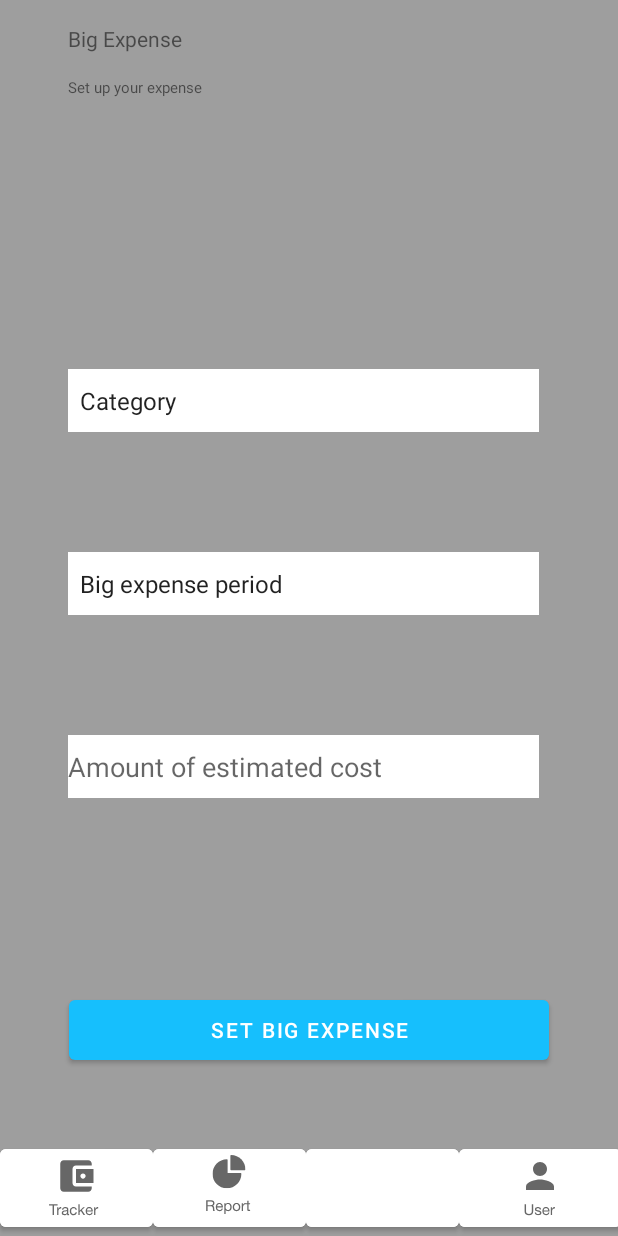
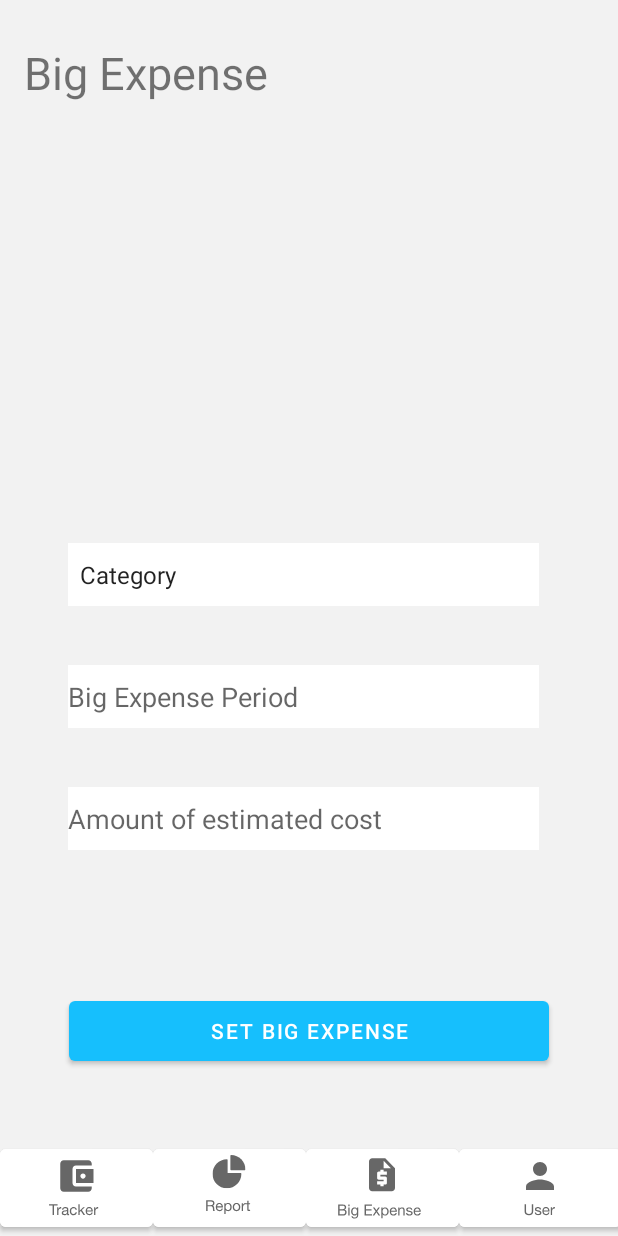
Before and after one commit to KateOber/CSIS-3175, an Android app: the layout activity_big_expense_setup.xml on its own in the app's theme, with its tools: preview values and no code run, on a phone screen of 412 x 824 dp. Run offline under Robolectric (Android 15) with nearby library versions, the phone set to English and light mode, and no system bars.

Commit message:
Fixed Big Expense Setup

```diff
--- a/EasyMoney/app/src/main/AndroidManifest.xml
+++ b/EasyMoney/app/src/main/AndroidManifest.xml
@@ -19,6 +19,9 @@
         <activity android:name=".Profile" />
         <activity android:name=".expenseGoal2" />
         <activity android:name=".ExpenseGoal" />
+        <activity android:name=".BigExpense_setup" />
+        <activity android:name=".BigExpenses_loan" />
+        <activity android:name=".BigExpenses_main" />
         <activity android:name=".ExpenseTracker" />
         <activity android:name=".Splash">
             <intent-filter>
--- a/EasyMoney/app/src/main/java/com/csis3175project/easymoney/ExpenseTracker.java
+++ b/EasyMoney/app/src/main/java/com/csis3175project/easymoney/ExpenseTracker.java
@@ -207,7 +207,7 @@ public class ExpenseTracker extends AppCompatActivity {
         btnBigExpenseFooter.setOnClickListener(new View.OnClickListener() {
             @Override
             public void onClick(View v) {
-                startActivity(new Intent(ExpenseTracker.this, MainActivity.class));
+                startActivity(new Intent(ExpenseTracker.this, BigExpense_setup.class));
             }
         });
         btnProfileFooter.setOnClickListener(new View.OnClickListener() {
--- a/EasyMoney/app/src/main/res/layout/activity_big_expense_setup.xml
+++ b/EasyMoney/app/src/main/res/layout/activity_big_expense_setup.xml
@@ -4,100 +4,101 @@
     xmlns:tools="http://schemas.android.com/tools"
     android:layout_width="match_parent"
     android:layout_height="match_parent"
-    tools:context=".BigExpense_setup"
-    android:background="#9E9E9E">
+    android:background="@color/gray6"
+    tools:context=".BigExpense_setup">
+
+    <EditText
+        android:id="@+id/editTextNumber2"
+        android:layout_width="314dp"
+        android:layout_height="42dp"
+        android:layout_marginStart="2dp"
+        android:layout_marginTop="39dp"
+        android:autofillHints=""
+        android:background="@color/white"
+        android:ems="10"
+        android:hint="@string/bigExHint3"
+        android:inputType="number"
+        app:layout_constraintEnd_toEndOf="parent"
+        app:layout_constraintHorizontal_bias="0.452"
+        app:layout_constraintStart_toStartOf="parent"
+        app:layout_constraintTop_toBottomOf="@+id/BEPeriod" />
 
     <Spinner
         android:id="@+id/txtCatExpGroup"
         android:layout_width="314dp"
         android:layout_height="42dp"
         android:layout_marginStart="2dp"
-        android:layout_marginTop="64dp"
         android:layout_marginBottom="420dp"
+        android:background="@color/white"
         android:entries="@array/categoriesExpense"
         android:prompt="@string/bigExHint1"
         android:spinnerMode="dialog"
         app:layout_constraintBottom_toBottomOf="parent"
         app:layout_constraintEnd_toEndOf="parent"
         app:layout_constraintHorizontal_bias="0.452"
-        app:layout_constraintStart_toStartOf="parent"
-        app:layout_constraintTop_toBottomOf="@+id/txtSubTitle"
-        android:background="@color/white" />
+        app:layout_constraintStart_toStartOf="parent" />
 
-    <Spinner
-        android:id="@+id/txtPerExpGroup"
+    <EditText
+        android:id="@+id/BEPeriod"
         android:layout_width="314dp"
         android:layout_height="42dp"
         android:layout_marginStart="2dp"
-        android:layout_marginTop="22dp"
-        android:layout_marginBottom="356dp"
-        android:entries="@array/expensePeriod"
-        android:prompt="@string/bigExHint2"
-        android:spinnerMode="dialog"
-        app:layout_constraintBottom_toBottomOf="parent"
+        android:layout_marginTop="39dp"
+        android:autofillHints=""
+        android:background="@color/white"
+        android:ems="10"
+        android:hint="@string/bigExHint2"
+        android:inputType="number"
         app:layout_constraintEnd_toEndOf="parent"
         app:layout_constraintHorizontal_bias="0.452"
         app:layout_constraintStart_toStartOf="parent"
-        app:layout_constraintTop_toBottomOf="@+id/txtCatExpGroup"
-        android:background="@color/white" />
-
-    <EditText
-        android:id="@+id/editTextNumber"
-        android:layout_width="314dp"
-        android:layout_height="42dp"
-        android:layout_marginStart="2dp"
-        android:layout_marginBottom="292dp"
-        android:autofillHints=""
-        android:ems="10"
-        android:hint="@string/bigExHint3"
-        android:inputType="number"
-        app:layout_constraintBottom_toBottomOf="parent"
-        app:layout_constraintEnd_toEndOf="parent"
-        app:layout_constraintHorizontal_bias="0.452"
-        app:layout_constraintStart_toStartOf="parent"
-        android:background="@color/white" />
+        app:layout_constraintTop_toBottomOf="@+id/txtCatExpGroup" />
 
     <TextView
         android:id="@+id/txtTitle"
         android:layout_width="wrap_content"
         android:layout_height="wrap_content"
-        android:layout_marginStart="45dp"
-        android:layout_marginTop="16dp"
+        android:layout_marginStart="16dp"
+        android:layout_marginTop="28dp"
+        android:autofillHints=""
         android:ems="10"
         android:inputType="textPersonName"
         android:text="@string/txtScrNameBE"
+        android:textSize="30sp"
         app:layout_constraintStart_toStartOf="parent"
-        app:layout_constraintTop_toTopOf="parent"
-        android:autofillHints="" />
+        app:layout_constraintTop_toTopOf="parent" />
 
     <TextView
-        android:id="@+id/txtSubTitle"
+        android:id="@+id/txtOutput"
         android:layout_width="wrap_content"
         android:layout_height="wrap_content"
-        android:layout_marginStart="45dp"
-        android:layout_marginTop="16dp"
-        android:autofillHints=""
-        android:ems="10"
-        android:inputType="textPersonName"
-        android:text="@string/txtScrBESub"
-        android:textSize="10dp"
+        android:layout_marginStart="176dp"
+        android:layout_marginTop="45dp"
+        android:layout_marginEnd="178dp"
+        android:layout_marginRight="178dp"
+        android:layout_marginBottom="38dp"
+        app:layout_constraintBottom_toTopOf="@+id/imageView2"
+        app:layout_constraintEnd_toEndOf="parent"
         app:layout_constraintStart_toStartOf="parent"
-        app:layout_constraintTop_toBottomOf="@+id/txtTitle" />
+        app:layout_constraintTop_toBottomOf="@+id/BEPeriod" />
 
     <Button
-        android:id="@+id/button"
+        android:id="@+id/btnBigEx"
         android:layout_width="320dp"
         android:layout_height="52dp"
         android:layout_marginStart="45dp"
+        android:layout_marginTop="95dp"
         android:layout_marginEnd="46dp"
         android:layout_marginBottom="111dp"
         android:color="#36D1DC"
         android:text="@string/btnBigEx"
         app:layout_constraintBottom_toBottomOf="parent"
         app:layout_constraintEnd_toEndOf="parent"
-        app:layout_constraintStart_toStartOf="parent" />
+        app:layout_constraintStart_toStartOf="parent"
+        app:layout_constraintTop_toBottomOf="@+id/editTextNumber2" />
+
     <Button
-        android:id="@+id/userReportFoot"
+        android:id="@+id/bigExUsTrackerFoot"
         android:layout_width="108dp"
         android:layout_height="64dp"
         android:backgroundTint="#FFFFFF"
@@ -105,22 +106,21 @@
         app:iconGravity="top"
         app:iconTint="#676767"
         app:layout_constraintBottom_toBottomOf="parent"
-        app:layout_constraintStart_toEndOf="@+id/bEReportFoot" />
+        app:layout_constraintStart_toEndOf="@+id/bEBexTrackerFoot" />
 
     <Button
-        android:id="@+id/bEReportFoot"
+        android:id="@+id/bEBexTrackerFoot"
         android:layout_width="102dp"
         android:layout_height="64dp"
         android:backgroundTint="#FFFFFF"
         app:icon="@drawable/ic_bigexpenseinactive"
         app:iconGravity="top"
-        app:iconTint="#FFFFFF"
+        app:iconTint="#676767"
         app:layout_constraintBottom_toBottomOf="parent"
-        app:layout_constraintStart_toEndOf="@+id/reportReportFoot"
-        tools:iconTint="#676767" />
+        app:layout_constraintStart_toEndOf="@+id/reportBexTrackerFoot" />
 
     <Button
-        android:id="@+id/reportReportFoot"
+        android:id="@+id/reportBexTrackerFoot"
         android:layout_width="102dp"
         android:layout_height="64dp"
         android:backgroundTint="#FFFFFF"
@@ -129,10 +129,10 @@
         app:iconGravity="top"
         app:iconTint="#676767"
         app:layout_constraintBottom_toBottomOf="parent"
-        app:layout_constraintStart_toEndOf="@+id/trackerReportFoot" />
+        app:layout_constraintStart_toEndOf="@+id/trackerBigExTrackerFoot" />
 
     <Button
-        android:id="@+id/trackerReportFoot"
+        android:id="@+id/trackerBigExTrackerFoot"
         android:layout_width="102dp"
         android:layout_height="64dp"
         android:backgroundTint="#FFFFFF"
```
Also changed, not shown: EasyMoney/app/src/main/java/com/csis3175project/easymoney/BigExpense_setup.java (+67 -0 lines), EasyMoney/app/src/main/res/layout/activity_big_expenses.xml (+12 -12 lines).
